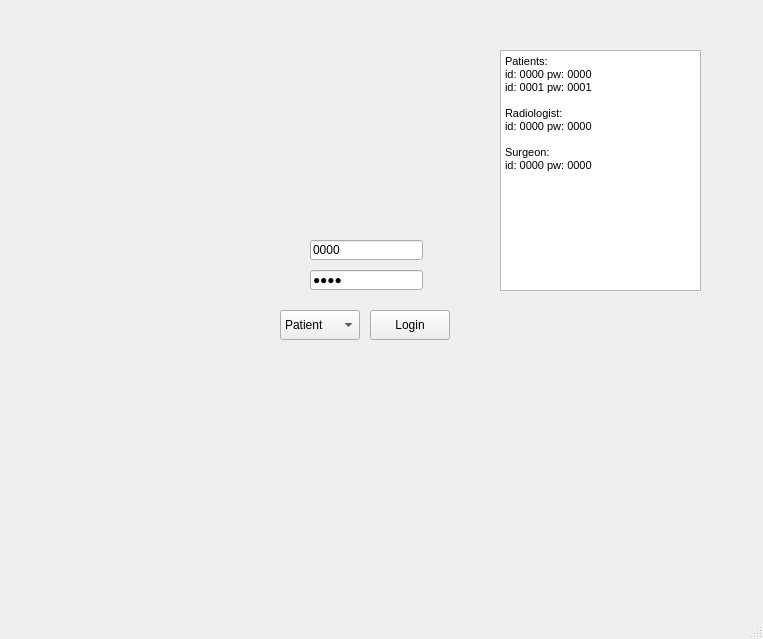
Qt form UI/ui_main_window.ui (nilsgehlin/team-dft) before a commit.
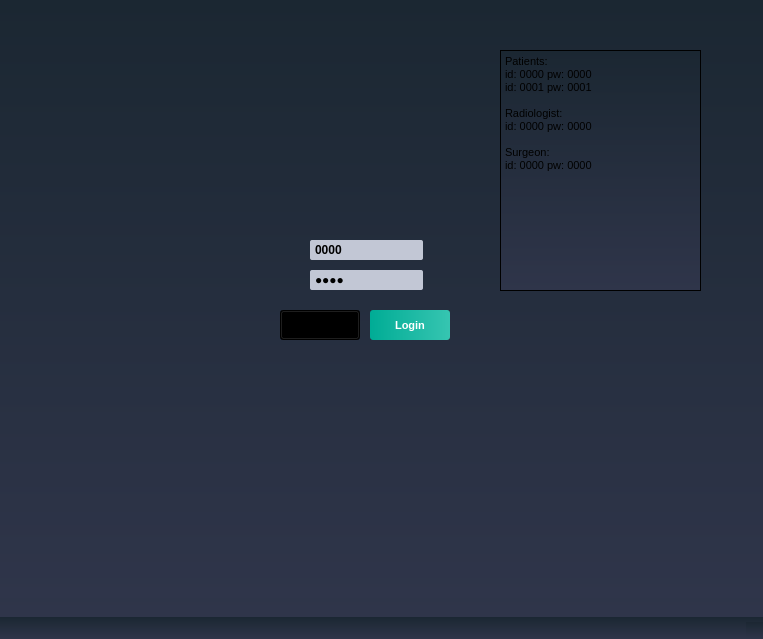
The same form after that commit. Icons and pictures are not drawn.

```diff
--- a/UI/ui_main_window.ui
+++ b/UI/ui_main_window.ui
@@ -22,6 +22,409 @@
   <property name="windowTitle">
    <string>MainWindow</string>
   </property>
+  <property name="styleSheet">
+   <string notr="true">QWidget
+{
+	background-color: qlineargradient(spread:repeat, x1:1, y1:0, x2:1, y2:1, stop:0 rgba(27, 39, 50, 255),stop:1 rgba(47, 53, 74, 255));
+	color: #000000;
+
+}
+
+
+/*-----QLabel-----*/
+QLabel
+{
+	background-color: transparent;
+	color: #c2c7d5;
+	font-size: 13px;
+
+}
+
+
+/*-----QPushButton-----*/
+QPushButton
+{
+	background-color: qlineargradient(spread:pad, x1:0, y1:0.511, x2:1, y2:0.511, stop:0 rgba(0, 172, 149, 255),stop:0.995192 rgba(54, 197, 177, 255));
+	color: #fff;
+	font-size: 11px;
+	font-weight: bold;
+	border: none;
+	border-radius: 3px;
+	padding: 5px;
+
+}
+
+
+QPushButton::pressed
+{
+	background-color: qlineargradient(spread:pad, x1:0, y1:0.511, x2:1, y2:0.511, stop:0 rgba(0, 207, 179, 255),stop:1 rgba(70, 255, 230, 255));
+
+}
+
+
+/*-----QCheckBox-----*/
+QCheckBox
+{
+	background-color: transparent;
+	color: #fff;
+	font-size: 10px;
+	font-weight: bold;
+	border: none;
+	border-radius: 5px;
+
+}
+
+
+/*-----QCheckBox-----*/
+QCheckBox::indicator
+{
+    color: #b1b1b1;
+    background-color: #323232;
+    border: 1px solid darkgray;
+    width: 12px;
+    height: 12px;
+
+}
+
+
+QCheckBox::indicator:checked
+{
+    image:url(&quot;./ressources/check.png&quot;);
+	background-color: qlineargradient(spread:pad, x1:0, y1:0.511, x2:1, y2:0.511, stop:0 rgba(0, 172, 149, 255),stop:0.995192 rgba(54, 197, 177, 255));;
+    border: 1px solid #607cff;
+
+}
+
+
+QCheckBox::indicator:unchecked:hover
+{
+    border: 1px solid #08b099;
+
+}
+
+
+QCheckBox::disabled
+{
+	color: #656565;
+
+}
+
+
+QCheckBox::indicator:disabled
+{
+	background-color: #656565;
+	color: #656565;
+    border: 1px solid #656565;
+
+}
+
+
+/*-----QLineEdit-----*/
+QLineEdit
+{
+	background-color: #c2c7d5;
+	color: #000;
+	font-weight: bold;
+	border: none;
+	border-radius: 2px;
+	padding: 3px;
+
+}
+
+
+/*-----QListView-----*/
+QListView
+{
+	background-color: qlineargradient(spread:pad, x1:1, y1:0, x2:1, y2:1, stop:0 rgba(50, 61, 80, 255),stop:1 rgba(44, 49, 69, 255));
+	color: #fff;
+	font-size: 12px;
+	font-weight: bold;
+	border: 1px solid #191919;
+	show-decoration-selected: 0;
+
+}
+
+
+QListView::item
+{
+	color: #31cecb;
+	background-color: #454e5e;
+	border: none;
+	padding: 5px;
+	border-radius: 0px;
+	padding-left : 10px;
+	height: 42px;
+
+}
+
+QListView::item:selected
+{
+	color: #31cecb;
+	background-color: #454e5e;
+
+}
+
+
+QListView::item:!selected
+{
+	color:white;
+	background-color: transparent;
+	border: none;
+	padding-left : 10px;
+
+}
+
+
+QListView::item:!selected:hover
+{
+	color: #bbbcba;
+	background-color: #454e5e;
+	border: none;
+	padding-left : 10px;
+
+}
+
+
+/*-----QTreeView-----*/
+QTreeView 
+{
+	background-color: #232939;
+	show-decoration-selected: 0;
+	color: #c2c8d7;
+
+}
+
+
+QTreeView::item 
+{
+	border-top-color: transparent;
+	border-bottom-color: transparent;
+
+}
+
+
+QTreeView::item:hover 
+{
+	background-color: #606060;
+	color: #fff;
+
+}
+
+
+QTreeView::item:selected 
+{
+	background-color: #0ab19a;
+	color: #fff;
+
+}
+
+
+QTreeView::item:selected:active
+{
+	background-color: #0ab19a;
+	color: #fff;
+
+}
+
+
+QTreeView::branch:has-children:!has-siblings:closed,
+QTreeView::branch:closed:has-children:has-siblings 
+{
+	image: url(://tree-closed.png);
+
+}
+
+QTreeView::branch:open:has-children:!has-siblings,
+QTreeView::branch:open:has-children:has-siblings  
+{
+	image: url(://tree-open.png);
+
+}
+
+
+/*-----QTableView &amp; QTableWidget-----*/
+QTableView
+{
+    background-color: #232939;
+	border: 1px solid gray;
+    color: #f0f0f0;
+    gridline-color: #232939;
+    outline : 0;
+
+}
+
+
+QTableView::disabled
+{
+    background-color: #242526;
+    border: 1px solid #32414B;
+    color: #656565;
+    gridline-color: #656565;
+    outline : 0;
+
+}
+
+
+QTableView::item:hover 
+{
+    background-color: #606060;
+    color: #f0f0f0;
+
+}
+
+
+QTableView::item:selected 
+{
+	background-color: #0ab19a;
+    color: #F0F0F0;
+
+}
+
+
+QTableView::item:selected:disabled
+{
+    background-color: #1a1b1c;
+    border: 2px solid #525251;
+    color: #656565;
+
+}
+
+
+QTableCornerButton::section
+{
+	background-color: #343a49;
+    color: #fff;
+
+}
+
+
+QHeaderView::section
+{
+	color: #fff;
+	border-top: 0px;
+	border-bottom: 1px solid gray;
+	border-right: 1px solid gray;
+	background-color: #343a49;
+    margin-top:1px;
+	margin-bottom:1px;
+	padding: 5px;
+
+}
+
+
+QHeaderView::section:disabled
+{
+    background-color: #525251;
+    color: #656565;
+
+}
+
+
+QHeaderView::section:checked
+{
+    color: #fff;
+    background-color: #0ab19a;
+
+}
+
+
+QHeaderView::section:checked:disabled
+{
+    color: #656565;
+    background-color: #525251;
+
+}
+
+
+QHeaderView::section::vertical::first,
+QHeaderView::section::vertical::only-one
+{
+    border-top: 1px solid #353635;
+
+}
+
+
+QHeaderView::section::vertical
+{
+    border-top: 1px solid #353635;
+
+}
+
+
+QHeaderView::section::horizontal::first,
+QHeaderView::section::horizontal::only-one
+{
+    border-left: 1px solid #353635;
+
+}
+
+
+QHeaderView::section::horizontal
+{
+    border-left: 1px solid #353635;
+
+}
+
+
+/*-----QScrollBar-----*/
+QScrollBar:horizontal 
+{
+    background-color: transparent;
+    height: 8px;
+    margin: 0px;
+    padding: 0px;
+
+}
+
+
+QScrollBar::handle:horizontal 
+{
+    border: none;
+	min-width: 100px;
+    background-color: #56576c;
+
+}
+
+
+QScrollBar::add-line:horizontal, 
+QScrollBar::sub-line:horizontal,
+QScrollBar::add-page:horizontal, 
+QScrollBar::sub-page:horizontal 
+{
+    width: 0px;
+    background-color: transparent;
+
+}
+
+
+QScrollBar:vertical 
+{
+    background-color: transparent;
+    width: 8px;
+    margin: 0;
+
+}
+
+
+QScrollBar::handle:vertical 
+{
+    border: none;
+	min-height: 100px;
+    background-color: #56576c;
+
+}
+
+
+QScrollBar::add-line:vertical, 
+QScrollBar::sub-line:vertical,
+QScrollBar::add-page:vertical, 
+QScrollBar::sub-page:vertical 
+{
+    height: 0px;
+    background-color: transparent;
+
+}</string>
+  </property>
   <property name="locale">
    <locale language="English" country="UnitedStates"/>
   </property>
```
